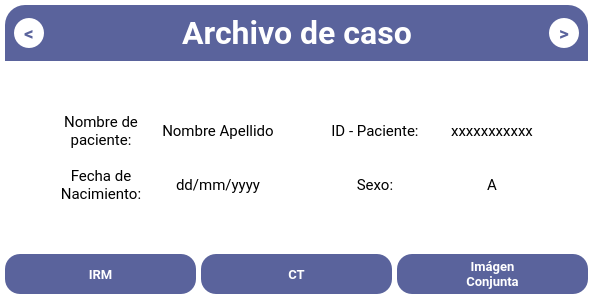
Tesis-PFG/BRICOM, file dialog_escoger_estudio.ui: the form before one commit.
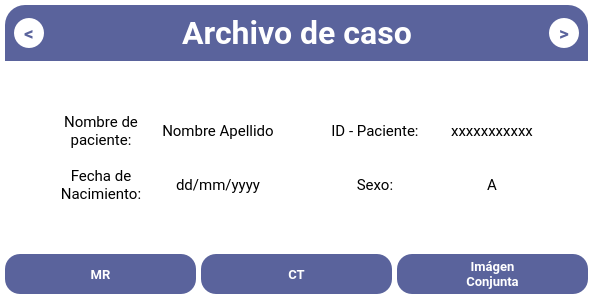
The form after the commit.

Patch:
```diff
--- a/dialog_escoger_estudio.ui
+++ b/dialog_escoger_estudio.ui
@@ -449,7 +449,7 @@
 color: rgb(255, 255, 255);</string>
        </property>
        <property name="text">
-        <string>IRM</string>
+        <string>MR</string>
        </property>
       </widget>
      </item>
```
Left out of the diff: 2 changed lines with no effect on the pictures.
